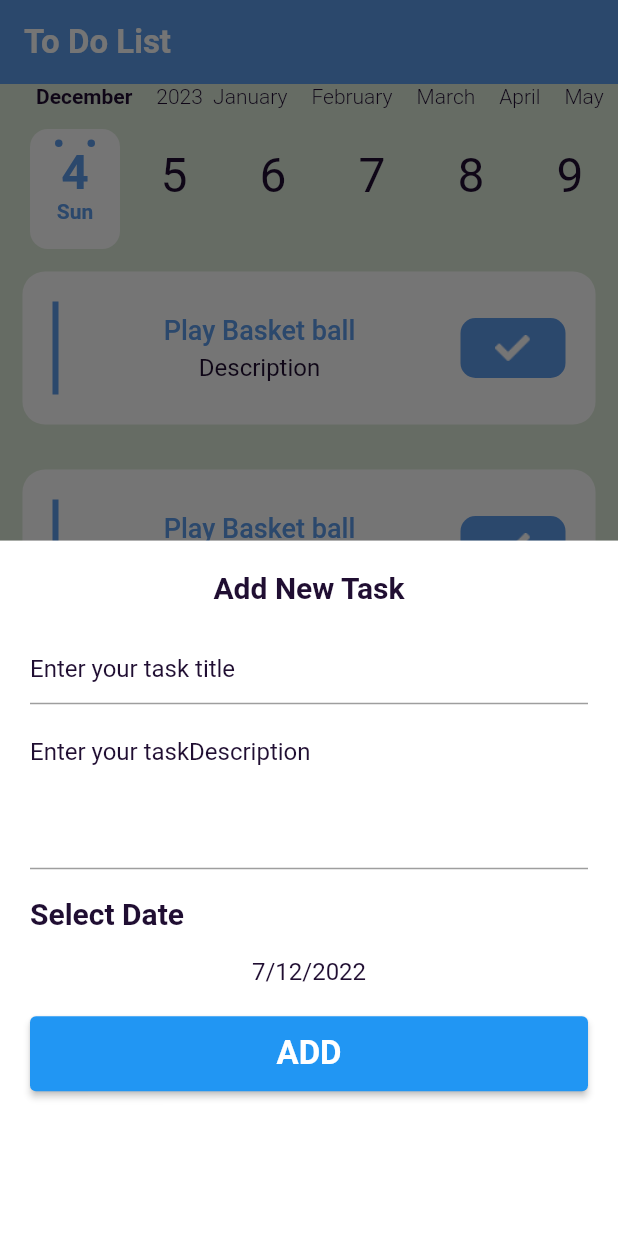
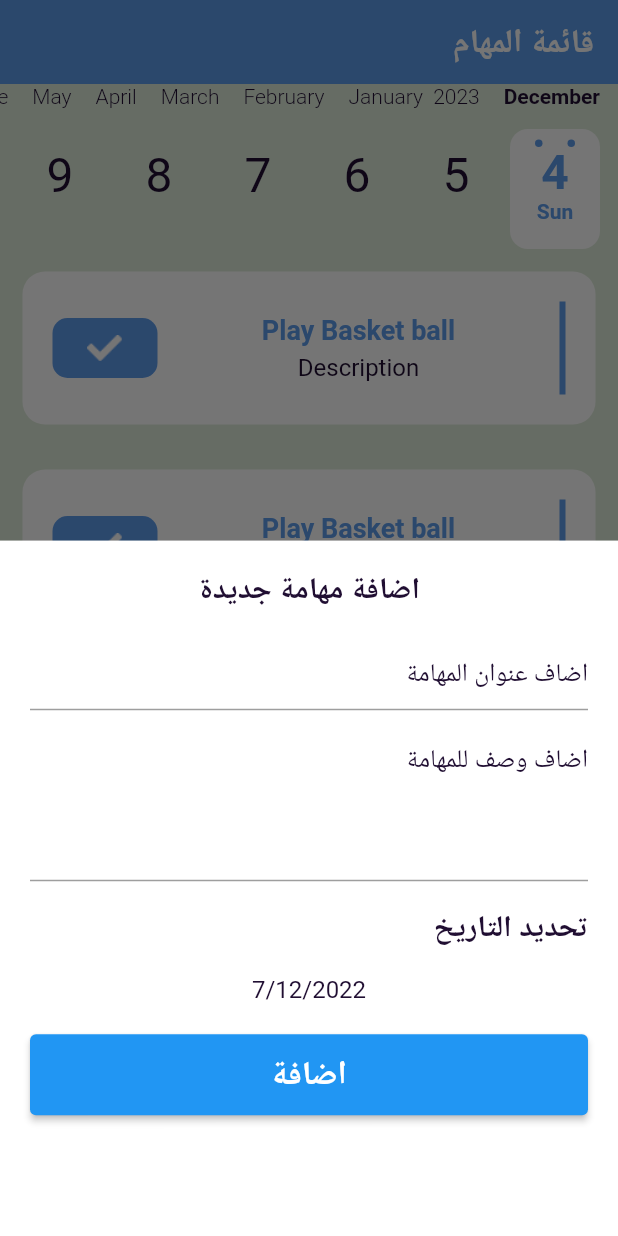
Before and after one commit to melsayed7/todo_app, a Flutter app: the screen it shows after launch, after a tap on the "add" icon, on a phone screen of 412 x 824 dp. Run offline on Flutter 3.47's test engine with Material 2 defaults, Android fonts, the light colour scheme and no system bars; drawn by our look-alikes of calendar_timeline; our stand-ins replace shared_preferences; generated files the repository leaves out were written again.

Commit message:
add shared preference and save changes like theme and language .

```diff
--- a/lib/home/home_screen.dart
+++ b/lib/home/home_screen.dart
@@ -20,6 +20,7 @@ class _HomeScreenState extends State<HomeScreen> {
     TaskListScreen(),
     SettingsScreen(),
   ];
+  String title = '';
 
   @override
   Widget build(BuildContext context) {
@@ -27,7 +28,7 @@ class _HomeScreenState extends State<HomeScreen> {
     return Scaffold(
       appBar: AppBar(
         title: Text(
-          AppLocalizations.of(context)!.toDoList,
+          title,
           style: Theme.of(context).primaryTextTheme.headline1,
         ),
       ),
@@ -49,33 +50,46 @@ class _HomeScreenState extends State<HomeScreen> {
         ),
       ),
       floatingActionButtonLocation: FloatingActionButtonLocation.centerDocked,
-      bottomNavigationBar: BottomAppBar(
+      bottomNavigationBar: Theme(
+        data: provider.isDarkTheme()
+            ? Theme.of(context).copyWith(canvasColor: MyTheme.bottomNavBarColor)
+            : Theme.of(context).copyWith(canvasColor: MyTheme.whiteColor),
+        child: BottomAppBar(
           shape: const CircularNotchedRectangle(),
           notchMargin: 8,
           child: BottomNavigationBar(
             currentIndex: selectedIndex,
             onTap: (index) {
               selectedIndex = index;
+              switch (index) {
+                case 0:
+                  {
+                    title = AppLocalizations.of(context)!.toDoList;
+                  }
+                  break;
+                case 1:
+                  {
+                    title = AppLocalizations.of(context)!.settings;
+                  }
+                  break;
+              }
               setState(() {});
             },
-          items: [
+            items: const [
               BottomNavigationBarItem(
-              icon: const ImageIcon(
+                icon: ImageIcon(
                   AssetImage('assets/images/icon_task_list.png'),
                 ),
                 label: '',
-              backgroundColor: MyTheme.bottomNavBarColor,
               ),
               BottomNavigationBarItem(
-              icon: const ImageIcon(
+                icon: ImageIcon(
                   AssetImage('assets/images/Icon_settings.png'),
                 ),
                 label: '',
-              backgroundColor: provider.isDarkTheme()
-                  ? MyTheme.bottomNavBarColor
-                  : MyTheme.whiteColor,
               ),
             ],
+          ),
         ),
       ),
       body: tabs[selectedIndex],
--- a/lib/home/settings_screen/settings_screen.dart
+++ b/lib/home/settings_screen/settings_screen.dart
@@ -74,7 +74,9 @@ class SettingsScreen extends StatelessWidget {
                 mainAxisAlignment: MainAxisAlignment.spaceBetween,
                 children: [
                   Text(
-                    AppLocalizations.of(context)!.mode,
+                    provider.isDarkTheme()
+                        ? AppLocalizations.of(context)!.dark
+                        : AppLocalizations.of(context)!.light,
                     style: Theme.of(context).primaryTextTheme.bodyText1,
                   ),
                   Icon(
--- a/lib/l10n/app_ar.arb
+++ b/lib/l10n/app_ar.arb
@@ -1,14 +1,15 @@
 {
 "toDoList" : "قائمة المهام",
+"settings" : "الاعدادات",
 "language" : "اللغة",
 "mode" : "الوضع",
 "english" : "الانجليزية",
 "arabic" : "العربية",
 "light" : "المضئ",
 "dark" : "الداكن",
-"addNewTask" : "اضافة مهام جديد",
+"addNewTask" : "اضافة مهامة جديدة",
 "selectDate" : "تحديد التاريخ",
-"enterTask" : "اضاف عنوان المهام",
-"enterDescription" : "اضاف وصف للمهام",
+"enterTask" : "اضاف عنوان المهامة",
+"enterDescription" : "اضاف وصف للمهامة",
 "add" : "اضافة"
 }
--- a/lib/l10n/app_en.arb
+++ b/lib/l10n/app_en.arb
@@ -1,5 +1,6 @@
 {
 "toDoList" : "To Do List",
+"settings" : "Settings",
 "language" : "Language",
 "mode" : "Mode",
 "english" : "English",
--- a/lib/main.dart
+++ b/lib/main.dart
@@ -1,12 +1,24 @@
 import 'package:flutter/material.dart';
 import 'package:flutter_gen/gen_l10n/app_localizations.dart';
 import 'package:provider/provider.dart';
+import 'package:shared_preferences/shared_preferences.dart';
 import 'package:todo_app/myTheme.dart';
 import 'package:todo_app/provider/app_provider.dart';
 
 import 'home/home_screen.dart';
 
-void main() {
+String saveLanguage = 'en';
+ThemeMode saveTheme = ThemeMode.light;
+
+Future<void> main() async {
+  WidgetsFlutterBinding.ensureInitialized();
+  final prefs = await SharedPreferences.getInstance();
+  saveLanguage = prefs.getString('language') ?? '';
+  if (prefs.getString('theme') == 'light') {
+    saveTheme = ThemeMode.light;
+  } else if (prefs.getString('theme') == 'dark') {
+    saveTheme = ThemeMode.dark;
+  }
   runApp(
     ChangeNotifierProvider(
       create: (BuildContext context) => AppProvider(),
--- a/lib/provider/app_provider.dart
+++ b/lib/provider/app_provider.dart
@@ -1,23 +1,31 @@
 import 'package:flutter/material.dart';
+import 'package:shared_preferences/shared_preferences.dart';
+
+import '../main.dart';
 
 class AppProvider extends ChangeNotifier {
-  String appLanguage = 'en';
+  String appLanguage = saveLanguage;
 
-  ThemeMode appTheme = ThemeMode.light;
+  ThemeMode appTheme = saveTheme;
 
-  void changeLanguage(String newLanguage) {
+  Future<void> changeLanguage(String newLanguage) async {
     if (appLanguage == newLanguage) {
       return;
     }
     appLanguage = newLanguage;
+    final prefs = await SharedPreferences.getInstance();
+    await prefs.setString('language', appLanguage);
     notifyListeners();
   }
 
-  void changeTheme(ThemeMode newTheme) {
+  Future<void> changeTheme(ThemeMode newTheme) async {
     if (appTheme == newTheme) {
       return;
     }
     appTheme = newTheme;
+    final prefs = await SharedPreferences.getInstance();
+    await prefs.setString(
+        'theme', appTheme == ThemeMode.light ? 'light' : 'dark');
     notifyListeners();
   }
 
--- a/pubspec.yaml
+++ b/pubspec.yaml
@@ -38,6 +38,7 @@ dependencies:
   calendar_timeline: ^1.0.5
   intl: ^0.17.0
   provider: ^6.0.4
+  shared_preferences: ^2.0.15
 
 dev_dependencies:
   flutter_test:
```
Also changed, not shown: lib/home/settings_screen/language_bottom_sheet.dart (+9 -2 lines), lib/home/settings_screen/theme_bottom_sheet.dart (+7 -1 lines), pubspec.lock, 1 other file. Lines whose indentation alone changed are shown as unchanged.
